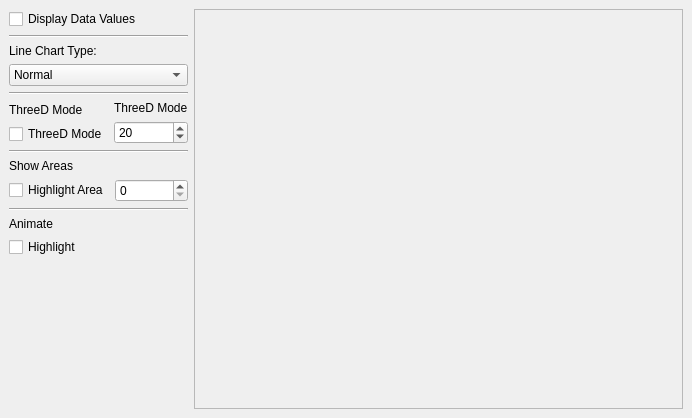
Before: the Qt Designer form examples/Lines/Advanced/mainwindow.ui in KDAB/KDChart, drawn with Qt 5.
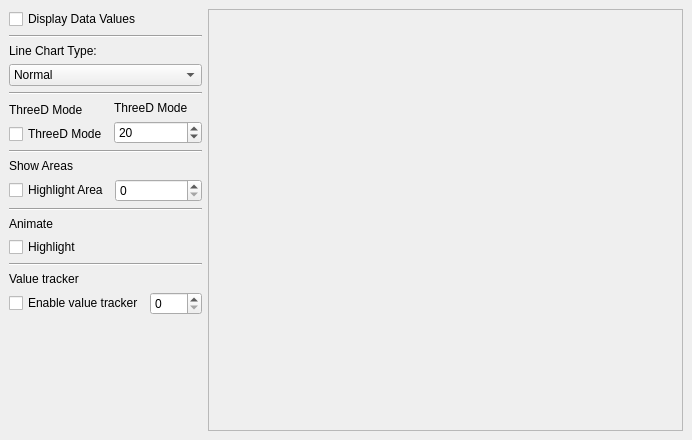
After: the same form once the commit is applied. Icons and pictures are not drawn.

Commit message: Added ValueTracker (line markers in KDC1), fixes at least one part of #2518

What changed in the file:
```diff
--- a/examples/Lines/Advanced/mainwindow.ui
+++ b/examples/Lines/Advanced/mainwindow.ui
@@ -9,7 +9,7 @@
     <x>0</x>
     <y>0</y>
     <width>692</width>
-    <height>408</height>
+    <height>440</height>
    </rect>
   </property>
   <property name="windowTitle" >
@@ -18,14 +18,14 @@
   <property name="windowIcon" >
    <iconset/>
   </property>
-  <layout class="QGridLayout" >
+  <layout class="QHBoxLayout" >
    <property name="margin" >
     <number>9</number>
    </property>
    <property name="spacing" >
     <number>6</number>
    </property>
-   <item row="0" column="0" >
+   <item>
     <layout class="QVBoxLayout" >
      <property name="margin" >
       <number>0</number>
@@ -240,6 +240,54 @@
        </item>
       </layout>
      </item>
+     <item>
+      <widget class="Line" name="line_5" >
+       <property name="orientation" >
+        <enum>Qt::Horizontal</enum>
+       </property>
+      </widget>
+     </item>
+     <item>
+      <layout class="QVBoxLayout" >
+       <property name="margin" >
+        <number>0</number>
+       </property>
+       <property name="spacing" >
+        <number>6</number>
+       </property>
+       <item>
+        <widget class="QLabel" name="valueTrackerLB" >
+         <property name="text" >
+          <string>Value tracker</string>
+         </property>
+        </widget>
+       </item>
+       <item>
+        <layout class="QHBoxLayout" >
+         <property name="margin" >
+          <number>0</number>
+         </property>
+         <property name="spacing" >
+          <number>6</number>
+         </property>
+         <item>
+          <widget class="QCheckBox" name="trackAreasCB" >
+           <property name="text" >
+            <string>Enable value tracker</string>
+           </property>
+          </widget>
+         </item>
+         <item>
+          <widget class="QSpinBox" name="trackAreasSB" >
+           <property name="maximum" >
+            <number>3</number>
+           </property>
+          </widget>
+         </item>
+        </layout>
+       </item>
+      </layout>
+     </item>
      <item>
       <spacer>
        <property name="orientation" >
@@ -247,15 +295,15 @@
        </property>
        <property name="sizeHint" >
         <size>
-         <width>159</width>
-         <height>91</height>
+         <width>193</width>
+         <height>41</height>
         </size>
        </property>
       </spacer>
      </item>
     </layout>
    </item>
-   <item row="0" column="1" >
+   <item>
     <widget class="QSplitter" name="splitter" >
      <property name="orientation" >
       <enum>Qt::Horizontal</enum>
```
Left out of the diff: 4 changed lines with no effect on the pictures. The commit also changes 12 other files.
